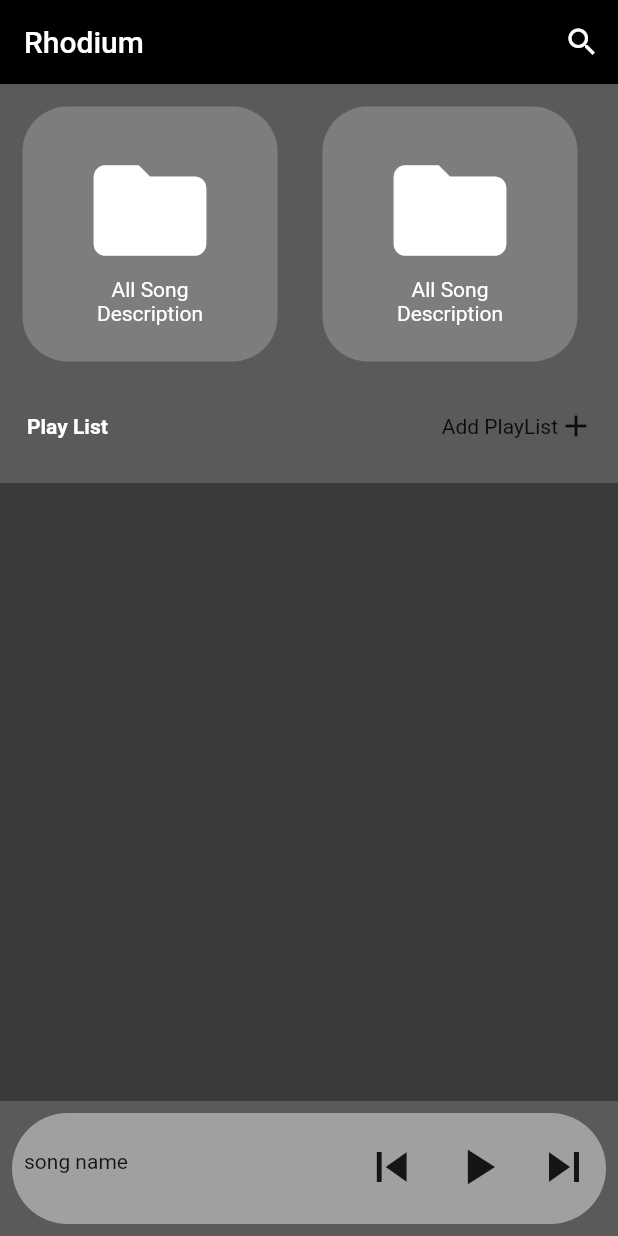
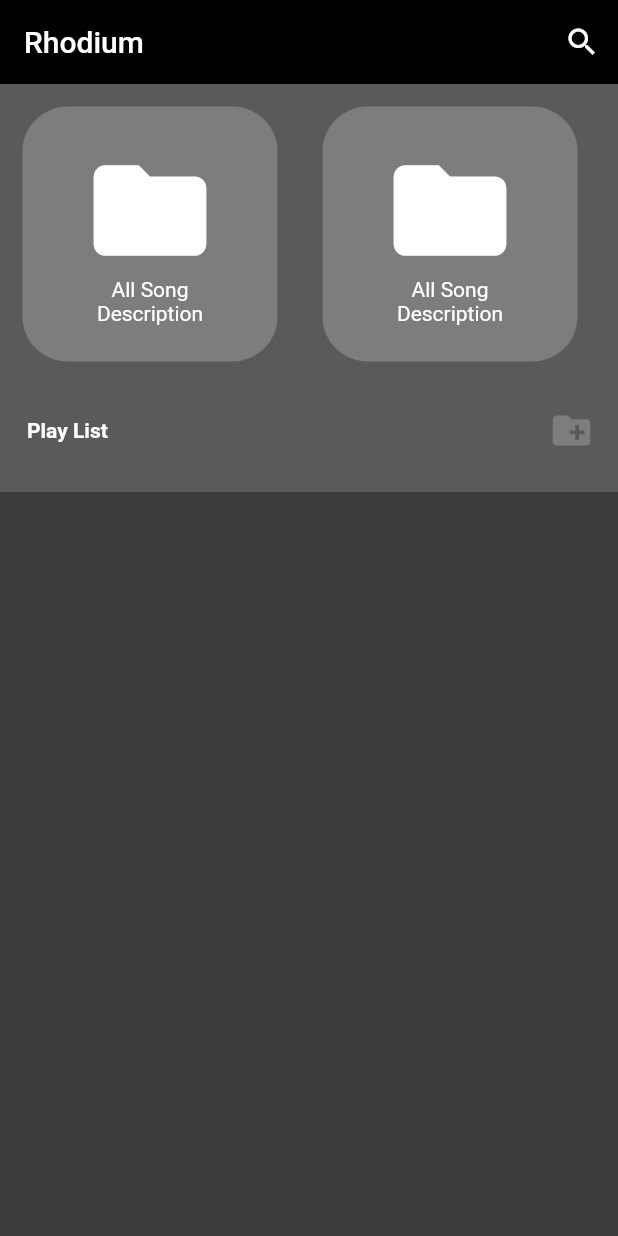
Before and after one commit to TepDe/MusicPlayerProject, a Flutter app: the screen it shows after launch, on a phone screen of 412 x 824 dp. Run offline on Flutter 3.47's test engine with Material 2 defaults, Android fonts, the phone set to English and light mode, and no system bars; our stand-ins replace get, just_audio, on_audio_query, shared_preferences; missing offline and left inert: adobe_xd.

Commit message:
Update RodiumHome.dart

```diff
--- a/lib/Rodium/RodiumHome.dart
+++ b/lib/Rodium/RodiumHome.dart
@@ -53,7 +53,7 @@ class RhodiumHomeScreen extends StatelessWidget {
               child: Row(
                 mainAxisAlignment: MainAxisAlignment.spaceBetween,
                 children: [
-                  Text(
+                  const Text(
                     'Play List',
                     style: TextStyle(
                         color: Colors.white, fontWeight: FontWeight.bold),
@@ -70,7 +70,7 @@ class RhodiumHomeScreen extends StatelessWidget {
                     child: Padding(
                       padding: const EdgeInsets.all(8.0),
                       child: Row(
-                        children: [Text("Add PlayList"), Icon(Icons.add)],
+                        children: [ Icon(Icons.create_new_folder,size: 30,color: theme.halfGreys,)],
                       ),
                     ),
                     borderRadius: BorderRadius.all(Radius.circular(50)),
@@ -79,19 +79,18 @@ class RhodiumHomeScreen extends StatelessWidget {
               ),
             ),
             unitTwo(),
-            mc.renderBtnControl(context: context)
+            //mc.renderBtnControl(context: context)
           ],
         ));
   }
-
   unitOne({listName}) {
     return InkWell(
       onTap: () async {
         // Get.to(() => PlayListScreen(), arguments: [
         //   {"first": Title[atindex]},
         // ]);
-        Get.to(RhodiumAllSong());
-      },
+        pla.nextScreen()
+;      },
       child: Container(
         width: 170,
         height: 170,
@@ -127,9 +126,8 @@ class RhodiumHomeScreen extends StatelessWidget {
     );
   }
 
-  final mc = Get.put(MusicController());
-  final pla = Get.put(PlayListAddOn());
-  final str = StrKey();
+  // final mc = Get.put(MusicController());
+
 
   unitTwo() {
     return Flexible(
@@ -188,6 +186,8 @@ class RhodiumHomeScreen extends StatelessWidget {
       ),
     );
   }
+  final pla = Get.put(PlayListAddOn());
+
 }
 
 class PlayListAddOn extends GetxController {
@@ -200,16 +200,11 @@ class PlayListAddOn extends GetxController {
   var param;
   List<String> titleStr = [];
   List<String> subtitleStr = [];
-
   final theme = AppThemes();
-
+  final str = StrKey();
   late SharedPreferences saveLocal;
   List<String> itemsec = [];
   List<String> listToPlay = [];
-
-  PlayListAddOn() {
-    onInit();
-  }
 
   @override
   void onInit() async {
@@ -219,6 +214,8 @@ class PlayListAddOn extends GetxController {
     itemsec = saveLocal.getStringList(strkey.saveTitleListSec) ?? [];
     itemsec = itemsec + item;
     saveLocal.setStringList(strkey.saveTitleListSec, itemsec);
+    pushList(getList: itemsec);
+    saveLocal.remove(strkey.saveTitleList);
     Title.value = itemsec;
     listToPlay = itemsec;
     update();
@@ -227,6 +224,19 @@ class PlayListAddOn extends GetxController {
 
     FocusManager.instance.primaryFocus?.unfocus();
     super.onInit();
+  }
+
+  nextScreen(){
+    saveLocal.setStringList(strkey.saveTitleListSec, itemsec);
+    Get.to(RhodiumAllSong());
+
+    update();
+  }
+
+
+  pushList({getList}){
+    saveLocal.setStringList(strkey.saveTitleListSec,getList);
+    update();
   }
 
   addOnList(context) {
@@ -304,14 +314,10 @@ class PlayListAddOn extends GetxController {
     Title.value = [];
   }
 
-  List<String> dasd= [];
   saveLocalPlaylist({context}) async {
     Title.add(textField.value.text);
     titleStr.add(textField.value.text);
-
     await saveLocal.setStringList(strkey.saveTitleList, titleStr);
-    final fjf=  saveLocal.setStringList(strkey.saveTitleListSec, itemsec);
-
     textField.value.clear();
     Navigator.pop(context);
     update();
```
